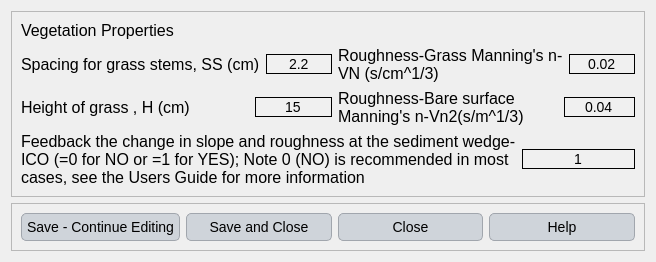
This is ui/buffer_properties.ui in Inigobarbe/VFSMOD-GUI as Qt 5 draws it before an edit. The edited form follows.
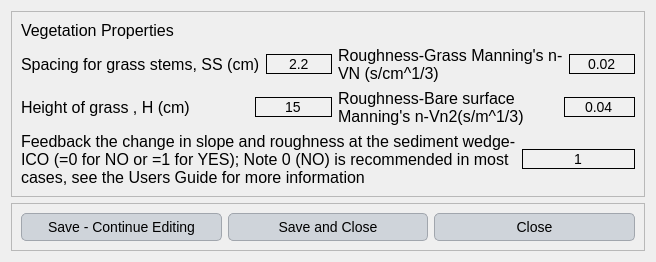
This is the edited form.

What changed in the file:
```diff
--- a/ui/buffer_properties.ui
+++ b/ui/buffer_properties.ui
@@ -287,13 +287,6 @@
         </property>
        </widget>
       </item>
-      <item row="0" column="3">
-       <widget class="QPushButton" name="pushButton_4">
-        <property name="text">
-         <string>Help</string>
-        </property>
-       </widget>
-      </item>
      </layout>
     </widget>
    </item>
```
